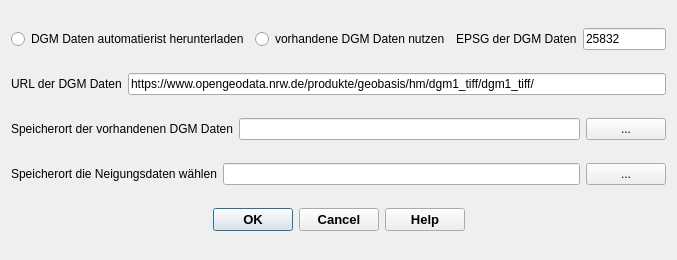
This is qkan/neigung/res/neigung.ui in SonkeHoffmann/QKan-1 as Qt 5 draws it before an edit. The edited form follows.
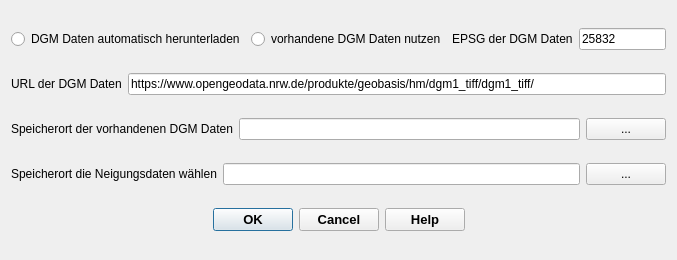
This is the edited form. Icons and pictures are not drawn.

What changed in the file:
```diff
--- a/qkan/neigung/res/neigung.ui
+++ b/qkan/neigung/res/neigung.ui
@@ -37,7 +37,7 @@
         <bool>true</bool>
        </property>
        <property name="text">
-        <string>DGM Daten automatierist herunterladen</string>
+        <string>DGM Daten automatisch herunterladen</string>
        </property>
       </widget>
      </item>
```
